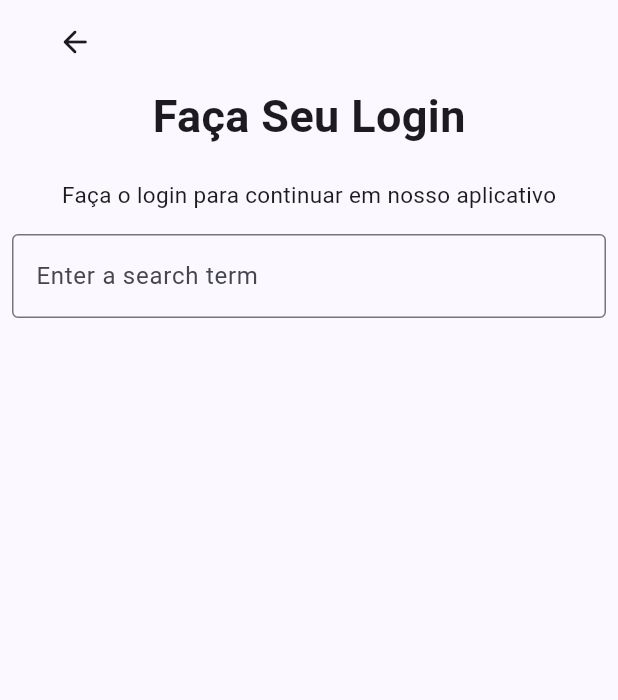
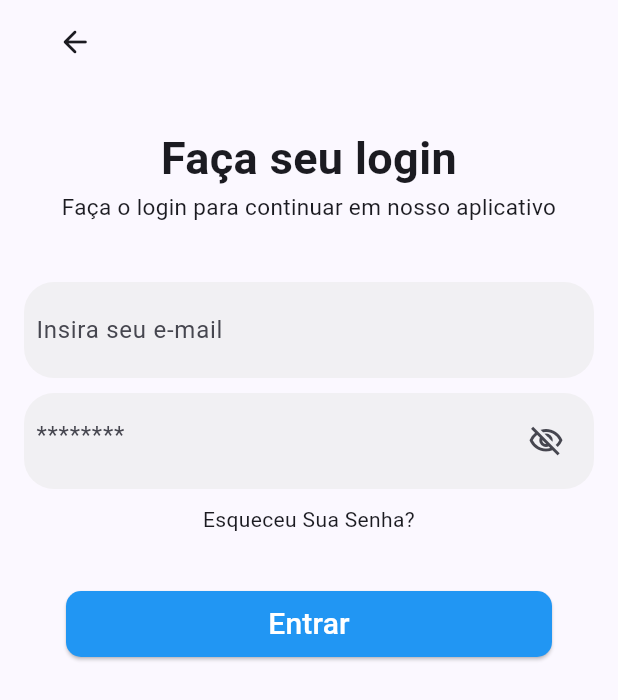
Before and after one commit to SrMafra/FaculdadeFlutter, a Flutter app: the screen it shows after launch, on a phone screen of 412 x 824 dp. Shown: the top 700 px of the screen. Run offline on Flutter 3.47's test engine with Material 3 defaults, Android fonts, the phone set to English and light mode, and no system bars.

Commit message:
tela de login
alteracao

```diff
--- a/cursoflutter/aula03/lib/views/login.dart
+++ b/cursoflutter/aula03/lib/views/login.dart
@@ -1,4 +1,5 @@
 import 'package:flutter/material.dart';
+import 'package:flutter/widgets.dart';
 
 class MyLoginPage extends StatefulWidget {
   const MyLoginPage({super.key});
@@ -18,36 +19,91 @@ class _MyLoginPageState extends State<MyLoginPage> {
         ),
         leadingWidth: 100,
       ),
-      body: const Column(
-        children: <Widget>[
-          Center(
-            child: Text(
-              'Faça Seu Login',
+      body: Container(
+        padding: const EdgeInsets.all(8.0),
+        margin: const EdgeInsets.only(top: 20.0),
+        child: Column(
+          children: <Widget>[
+            const Text(
+              textAlign: TextAlign.center,
+              'Faça seu login',
               style: TextStyle(
                 fontWeight: FontWeight.bold,
                 fontSize: 30,
               ),
             ),
-          ),
-          SizedBox(height: 20),
-          Center(
-            child: Text(
+            const Text(
+              textAlign: TextAlign.center,
               'Faça o login para continuar em nosso aplicativo',
               style: TextStyle(
                 fontSize: 15,
               ),
             ),
-          ),
-          Padding(
-            padding: EdgeInsets.symmetric(horizontal: 8, vertical: 16),
-            child: TextField(
-              decoration: InputDecoration(
-                border: OutlineInputBorder(),
-                hintText: 'Enter a search term',
+            const SizedBox(height: 40),
+            Container(
+              padding: const EdgeInsets.all(8.0),
+              margin: const EdgeInsets.symmetric(horizontal: 8.0),
+              decoration: BoxDecoration(
+                borderRadius: BorderRadius.circular(20.0),
+                color: const Color.fromARGB(156, 235, 235, 235),
+              ),
+              child: TextFormField(
+                textAlign: TextAlign.left,
+                decoration: const InputDecoration(
+                  hintText: 'Insira seu e-mail',
+                  border: InputBorder.none,
+                ),
               ),
             ),
-          ),
-        ],
+            const SizedBox(height: 10),
+            Container(
+              padding: const EdgeInsets.all(8.0),
+              margin: const EdgeInsets.symmetric(horizontal: 8.0),
+              decoration: BoxDecoration(
+                borderRadius: BorderRadius.circular(20.0),
+                color: const Color.fromARGB(156, 235, 235, 235),
+              ),
+              child: TextFormField(
+                textAlign: TextAlign.left,
+                decoration: const InputDecoration(
+                    hintText: '********',
+                    border: InputBorder.none,
+                    suffixIcon: Icon(Icons.visibility_off_outlined)),
+              ),
+            ),
+            const SizedBox(height: 10),
+            const Text(
+              'Esqueceu Sua Senha?',
+              textAlign: TextAlign.right,
+            ),
+            const SizedBox(height: 10),
+            Container(
+              padding: const EdgeInsets.all(8.0),
+              margin: const EdgeInsets.only(top: 20.0),
+              width: 340, // Largura do botão
+              height: 60, // Altura do botão
+              child: ElevatedButton(
+                onPressed: () {
+                  // Responder ao pressionar o botão
+                },
+                style: ElevatedButton.styleFrom(
+                  foregroundColor: Colors.white,
+                  backgroundColor: Colors.blue, // Cor do texto do botão
+                  shape: RoundedRectangleBorder(
+                    borderRadius: BorderRadius.circular(
+                        10), // Forma do botão (borda arredondada)
+                  ),
+                ),
+                child: const Text(
+                  'Entrar',
+                  style: TextStyle(fontSize: 20),
+                ),
+              ),
+            ),
+            const SizedBox(height: 10),
+
+          ],
+        ),
       ),
     );
   }
```
Also changed, not shown: cursoflutter/aula03/lib/main.dart (line endings or trailing spaces), cursoflutter/aula03/pubspec.lock, 10 other files.
